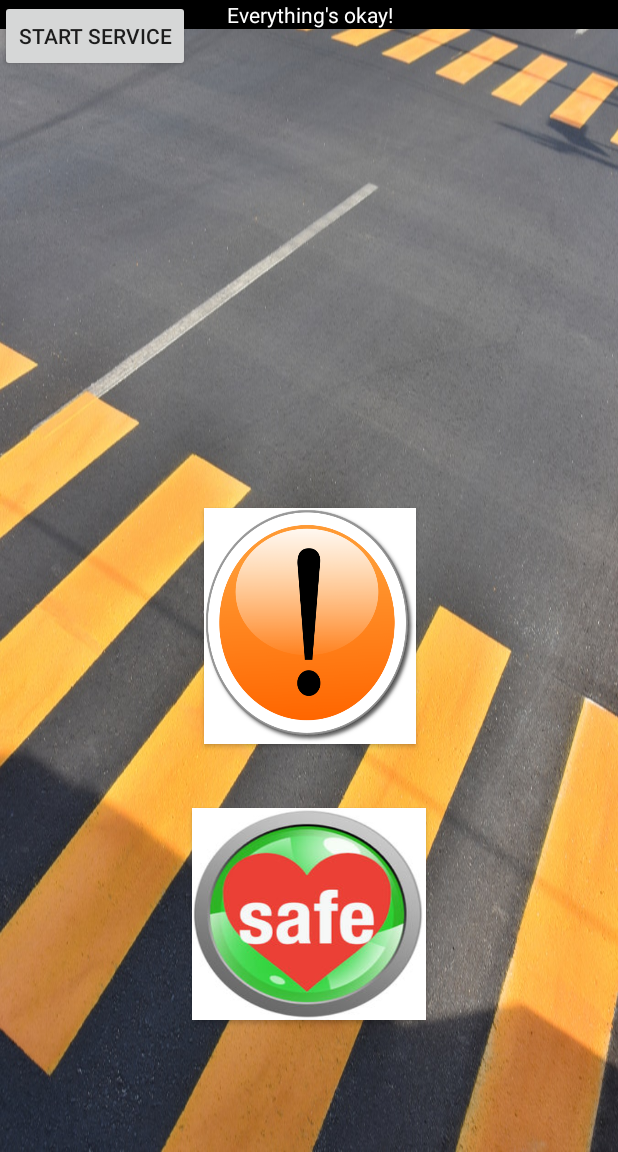
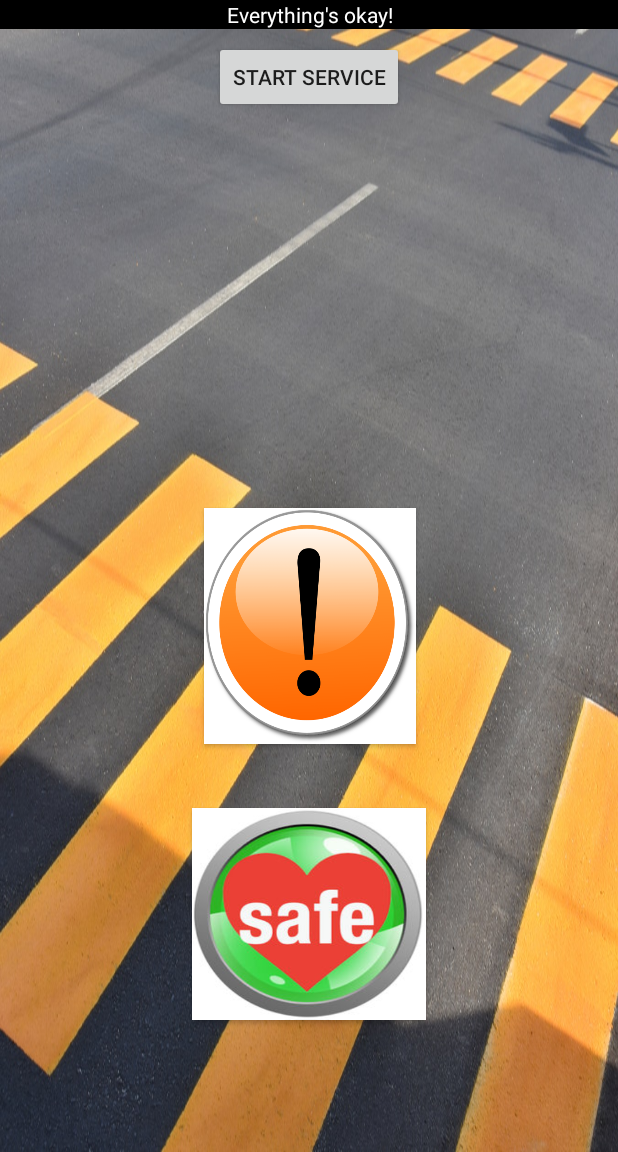
Before and after one commit to hayridurmaz/Appcident, an Android app: the SensorActivity screen opened directly, with no data from a screen before it, on a phone screen of 412 x 824 dp, the part 84-1236 px from its top. Run offline under Robolectric (Android 15) with nearby library versions, the light colour scheme and no system bars; our stand-ins replace Firebase (no records; nobody signed in at launch, a user with empty details on screens opened directly).

Commit message:
UI development

```diff
--- a/app/src/main/res/layout/activity_sensor.xml
+++ b/app/src/main/res/layout/activity_sensor.xml
@@ -4,17 +4,19 @@
     xmlns:tools="http://schemas.android.com/tools"
     android:layout_width="match_parent"
     android:layout_height="match_parent"
-    android:background="@drawable/app_background_1"
-    android:layout_gravity="center">
+    android:layout_gravity="center"
+    android:background="@drawable/app_background_1">
 
     <TextView
         android:id="@+id/label_light"
-        android:layout_width="match_parent"
+        android:layout_width="0dp"
         android:layout_height="wrap_content"
-        android:text="@string/everything_s_okay"
         android:background="@android:color/black"
         android:gravity="center"
+        android:text="@string/everything_s_okay"
         android:textColor="@android:color/white"
+        app:layout_constraintEnd_toEndOf="parent"
+        app:layout_constraintStart_toStartOf="parent"
         app:layout_constraintTop_toTopOf="parent" />
 
 
@@ -47,14 +49,22 @@
     <SurfaceView
         android:id="@+id/surfaceView"
         android:layout_width="wrap_content"
-        android:layout_height="wrap_content" />
+        android:layout_height="wrap_content"
+        app:layout_constraintStart_toStartOf="@+id/label_light"
+        app:layout_constraintTop_toTopOf="@+id/label_light" />
 
     <Button
         android:id="@+id/buttonService"
         android:layout_width="wrap_content"
         android:layout_height="wrap_content"
+        android:layout_marginStart="8dp"
+        android:layout_marginLeft="8dp"
+        android:layout_marginTop="8dp"
+        android:layout_marginEnd="8dp"
+        android:layout_marginRight="8dp"
         android:text="Start Service"
-        tools:layout_editor_absoluteX="136dp"
-        tools:layout_editor_absoluteY="16dp" />
+        app:layout_constraintEnd_toEndOf="parent"
+        app:layout_constraintStart_toStartOf="parent"
+        app:layout_constraintTop_toBottomOf="@+id/label_light" />
 
 </android.support.constraint.ConstraintLayout>
```
